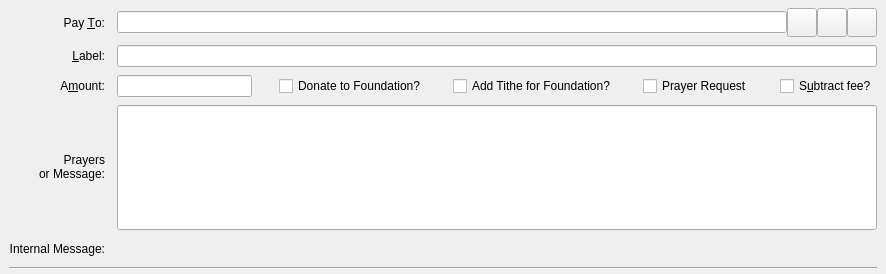
Old version of the form src/qt/forms/sendcoinsentry.ui in the repository biblepay/biblepay_legacy.
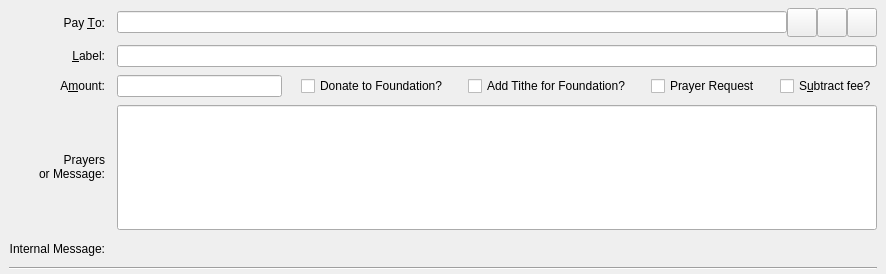
New version of the form. Custom widgets are drawn as their Qt base class.

Diff of the .ui file:
```diff
--- a/src/qt/forms/sendcoinsentry.ui
+++ b/src/qt/forms/sendcoinsentry.ui
@@ -156,7 +156,7 @@
        <widget class="BitcoinAmountField" name="payAmount">
         <property name="minimumSize">
          <size>
-          <width>135</width>
+          <width>165</width>
           <height>0</height>
          </size>
         </property>
```
